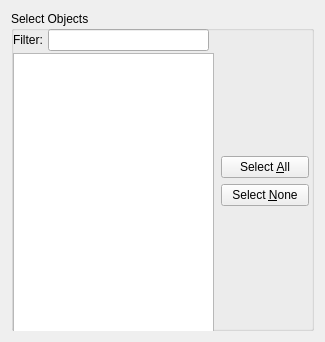
Qt form src/libkstapp/editmultiplewidget.ui (Kst-plot/kst) before a commit.
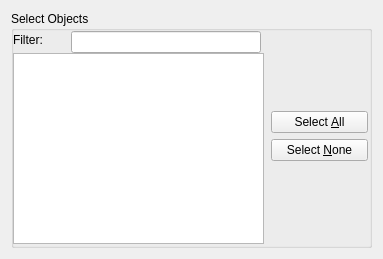
The same form after that commit.

What changed in the file:
```diff
--- a/src/libkstapp/editmultiplewidget.ui
+++ b/src/libkstapp/editmultiplewidget.ui
@@ -5,8 +5,8 @@
    <rect>
     <x>0</x>
     <y>0</y>
-    <width>325</width>
-    <height>342</height>
+    <width>383</width>
+    <height>259</height>
    </rect>
   </property>
   <property name="sizePolicy" >
@@ -15,6 +15,12 @@
     <verstretch>0</verstretch>
    </sizepolicy>
   </property>
+  <property name="minimumSize" >
+   <size>
+    <width>383</width>
+    <height>0</height>
+   </size>
+  </property>
   <property name="windowTitle" >
    <string>EditMultipleWidget</string>
   </property>
@@ -29,7 +35,7 @@
        <rect>
         <x>2</x>
         <y>18</y>
-        <width>30</width>
+        <width>51</width>
         <height>22</height>
        </rect>
       </property>
@@ -46,9 +52,9 @@
      <widget class="QLineEdit" name="_filterEdit" >
       <property name="geometry" >
        <rect>
-        <x>37</x>
-        <y>18</y>
-        <width>161</width>
+        <x>60</x>
+        <y>20</y>
+        <width>190</width>
         <height>22</height>
        </rect>
       </property>
@@ -56,10 +62,10 @@
      <widget class="QWidget" name="layoutWidget" >
       <property name="geometry" >
        <rect>
-        <x>210</x>
+        <x>260</x>
         <y>20</y>
-        <width>88</width>
-        <height>301</height>
+        <width>97</width>
+        <height>211</height>
        </rect>
       </property>
       <layout class="QGridLayout" >
@@ -93,7 +99,7 @@
          <property name="sizeHint" >
           <size>
            <width>86</width>
-           <height>160</height>
+           <height>120</height>
           </size>
          </property>
         </spacer>
@@ -109,7 +115,7 @@
          <property name="sizeHint" >
           <size>
            <width>86</width>
-           <height>160</height>
+           <height>120</height>
           </size>
          </property>
         </spacer>
@@ -128,8 +134,8 @@
        <rect>
         <x>2</x>
         <y>42</y>
-        <width>201</width>
-        <height>281</height>
+        <width>251</width>
+        <height>191</height>
        </rect>
       </property>
      </widget>
```
Left out of the diff: 32 changed lines with no effect on the pictures.
